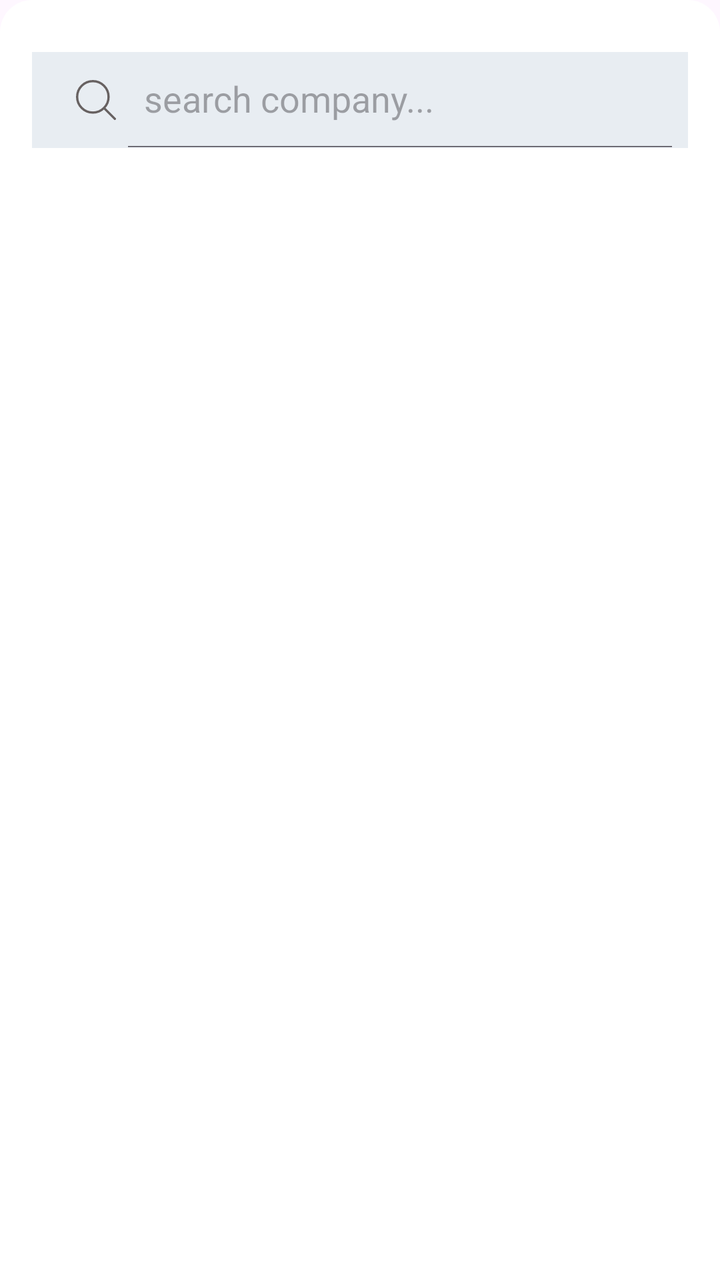
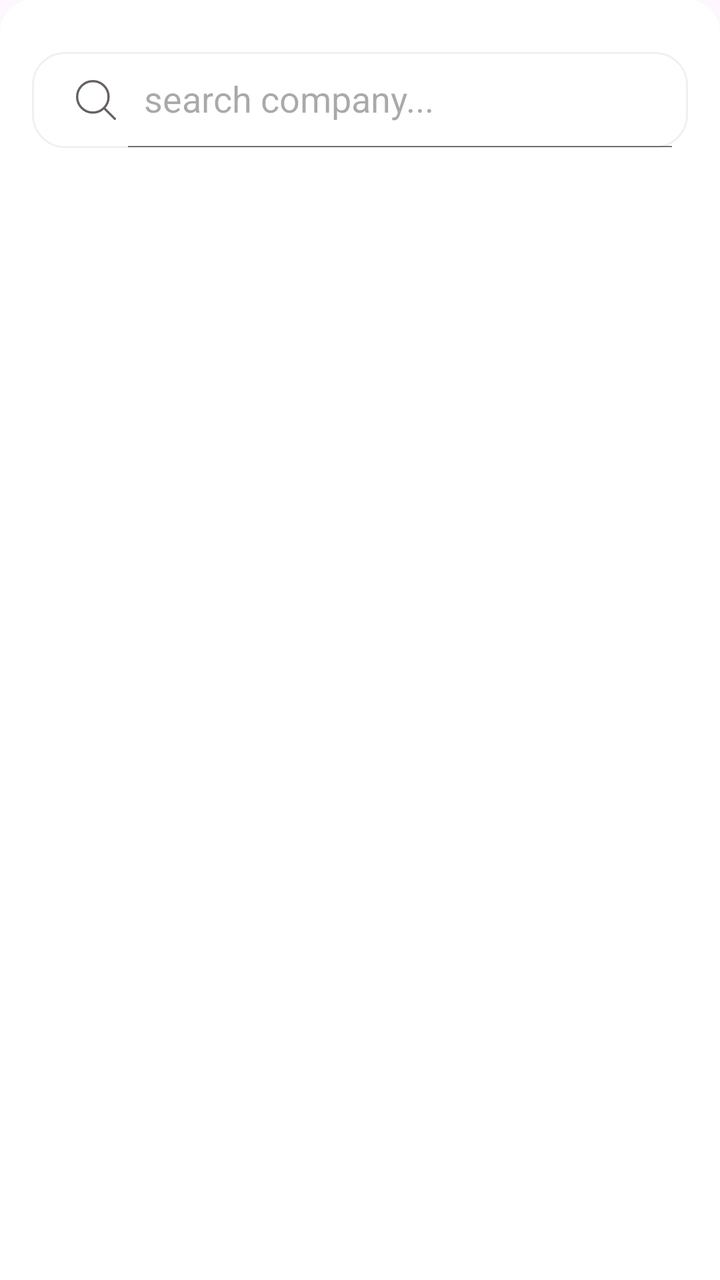

Before-and-after screenshots of an Android layout around one commit, followed by the original layout XML and the change that was made.
<!-- AndroidManifest.xml: application theme Theme.Evergreen -->
<!-- res/layout/bottom_sheet_amc_layout.xml -->
<?xml version="1.0" encoding="utf-8"?>
<LinearLayout xmlns:android="http://schemas.android.com/apk/res/android"
    android:layout_width="match_parent"
    android:layout_height="wrap_content"
    xmlns:app="http://schemas.android.com/apk/res-auto"
    android:background="@drawable/bottom_sheet_dialog_background"
    android:orientation="vertical"
    android:padding="16dp">
<LinearLayout
    android:layout_marginTop="@dimen/_10sdp"
    android:background="@color/edit_text1"
    android:layout_width="match_parent"
    android:orientation="horizontal"
    android:layout_height="wrap_content">
    <androidx.appcompat.widget.SearchView
        android:id="@+id/searchView"
        app:closeIconEnabled="true"
        app:defaultQueryHint="search company..."
        app:iconifiedByDefault="false"
        app:searchIcon="@drawable/search"
        android:layout_width="match_parent"
        android:layout_height="wrap_content"
        android:queryHint="search company.."/>

</LinearLayout>

    <androidx.recyclerview.widget.RecyclerView
        android:id="@+id/recyclerView"
        app:layoutManager="androidx.recyclerview.widget.LinearLayoutManager"
        android:layout_marginTop="@dimen/_10sdp"
        android:layout_width="match_parent"
        android:layout_height="match_parent" />
</LinearLayout>
<!-- resources referenced by this layout -->
<resources>
  <color name="edit_text1">#E8EDF2</color>
  <dimen name="_10sdp">10.00dp</dimen>
  <!-- drawable bottom_sheet_dialog_background (drawable) -->
  <shape xmlns:android="http://schemas.android.com/apk/res/android">
      <solid android:color="@color/white" /> 
      <corners android:topLeftRadius="16dp" android:topRightRadius="16dp" /> 
  </shape>
  <!-- drawable search (drawable) -->
  <vector xmlns:android="http://schemas.android.com/apk/res/android"
      android:width="20dp"
      android:height="20dp"
      android:viewportWidth="35"
      android:viewportHeight="35">
    <path
        android:pathData="M24.459,24.487L34,34M28.5,14.75C28.5,22.344 22.344,28.5 14.75,28.5C7.156,28.5 1,22.344 1,14.75C1,7.156 7.156,1 14.75,1C22.344,1 28.5,7.156 28.5,14.75Z"
        android:strokeLineJoin="round"
        android:strokeWidth="2"
        android:fillColor="#00000000"
        android:strokeColor="#676161"
        android:strokeLineCap="round"/>
  </vector>
  <style name="Theme.Evergreen" parent="Base.Theme.Evergreen" />
  <color name="white">#FFFFFFFF</color>
  <style name="Base.Theme.Evergreen" parent="Theme.Material3.Light.NoActionBar">
  
  
  
  
  
  
  
          <item name="android:statusBarColor">@color/black_blue</item>
  
  
      </style>
  <color name="black_blue">#022352</color>
</resources>

<!-- the commit's change to res/layout/bottom_sheet_amc_layout.xml (unified diff, before → after) -->
@@ -8,7 +8,7 @@
     android:padding="16dp">
 <LinearLayout
     android:layout_marginTop="@dimen/_10sdp"
-    android:background="@color/edit_text1"
+    android:background="@drawable/bg_search_field"
     android:layout_width="match_parent"
     android:orientation="horizontal"
     android:layout_height="wrap_content">
<!-- resource entries referenced after the edit -->
@@ -1,7 +1,13 @@
 <!-- resources referenced by this layout -->
 <resources>
-  <color name="edit_text1">#E8EDF2</color>
   <dimen name="_10sdp">10.00dp</dimen>
+  <!-- drawable bg_search_field (drawable) -->
+  <?xml version="1.0" encoding="utf-8"?>
+  <shape xmlns:android="http://schemas.android.com/apk/res/android" android:shape="rectangle">
+      <solid android:color="@color/white" />
+      <corners android:radius="16dp" />
+      <stroke android:width="1dp" android:color="@color/home_card_stroke" />
+  </shape>
   <!-- drawable bottom_sheet_dialog_background (drawable) -->
   <shape xmlns:android="http://schemas.android.com/apk/res/android">
       <solid android:color="@color/white" /> 
@@ -23,6 +29,7 @@
   </vector>
   <style name="Theme.Evergreen" parent="Base.Theme.Evergreen" />
   <color name="white">#FFFFFFFF</color>
+  <color name="home_card_stroke">#EEF1F4</color>
   <style name="Base.Theme.Evergreen" parent="Theme.Material3.Light.NoActionBar">
   
   
